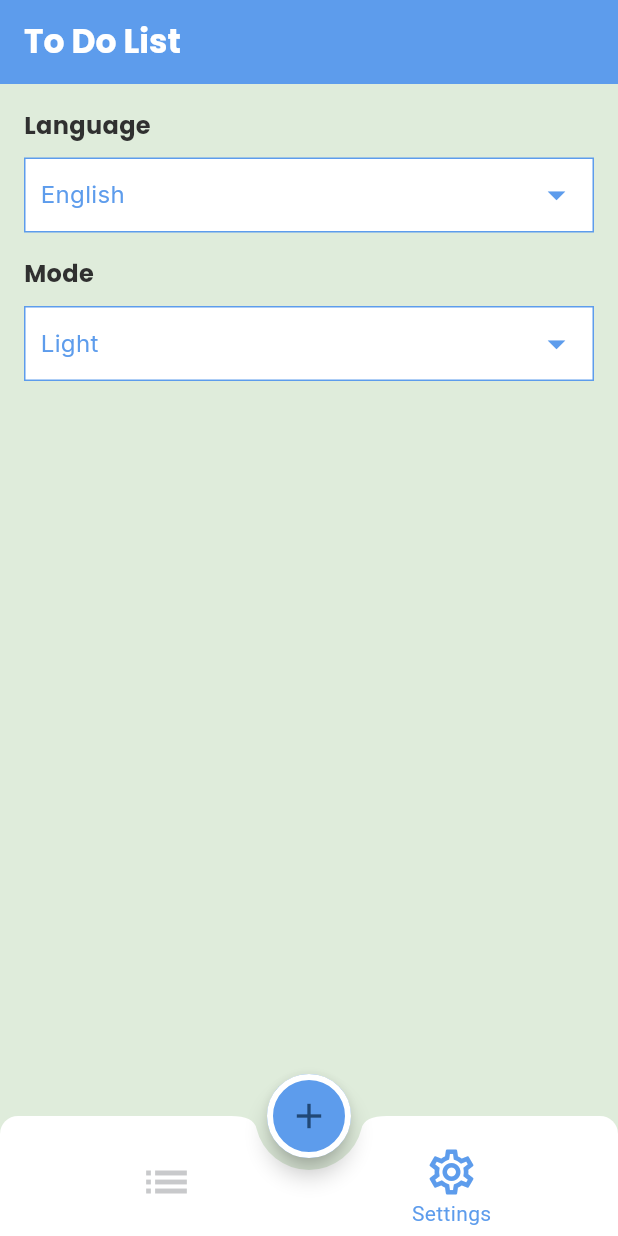
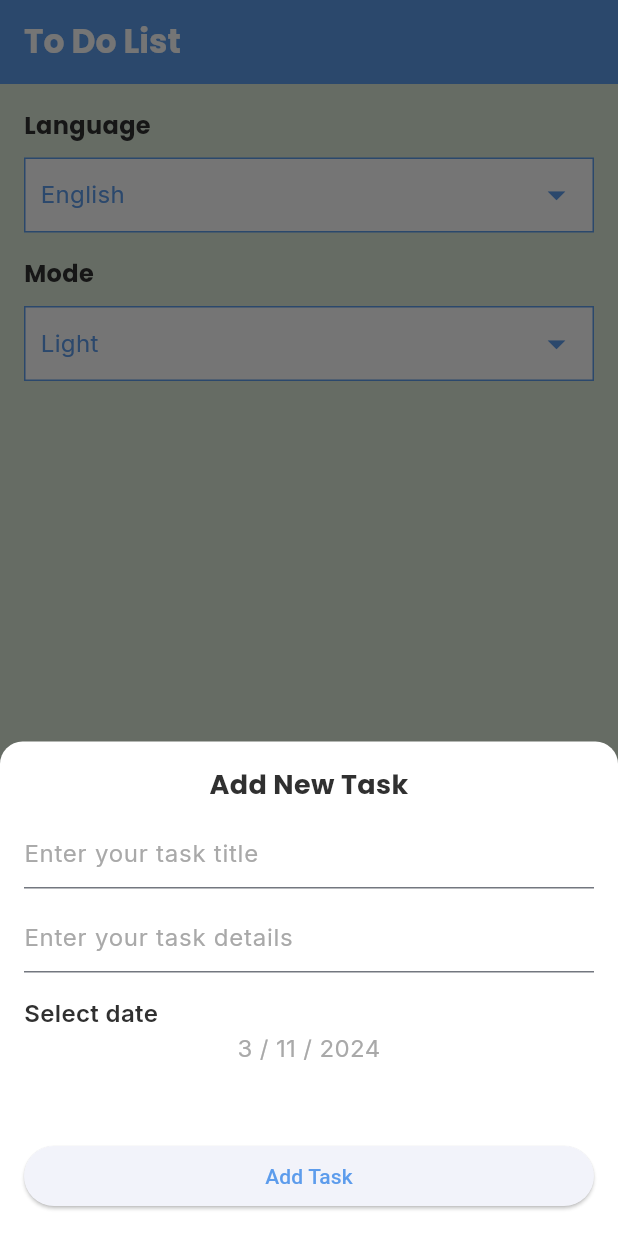
Before and after one commit to AlaaKhairy0/todo_app, a Flutter app: the screen it shows after launch, item 2 of the bottom bar chosen, after a tap on the "add" icon, on a phone screen of 412 x 824 dp. Run offline on Flutter 3.47's test engine with Material 3 defaults, Android fonts, the phone set to English and light mode, and no system bars; our stand-ins replace flutter_slidable, google_fonts.

Commit message:
+ bottom sheet of adding tasks + task widget

```diff
--- a/lib/config/theme/app_theme.dart
+++ b/lib/config/theme/app_theme.dart
@@ -36,6 +36,14 @@ class AppTheme {
               width: 4,
             ),
           )),
-  );
+      bottomSheetTheme: const BottomSheetThemeData(
+        backgroundColor: ColorsManager.white,
+        shape: RoundedRectangleBorder(
+          borderRadius: BorderRadius.only(
+            topRight: Radius.circular(15),
+            topLeft: Radius.circular(15),
+          ),
+        ),
+      ));
   static ThemeData dark = ThemeData();
 }
--- a/lib/core/utils/app_styles.dart
+++ b/lib/core/utils/app_styles.dart
@@ -18,4 +18,29 @@ class LightAppStyle {
     fontSize: 16,
     fontWeight: FontWeight.w400,
   );
+  static TextStyle bottomSheetTitle = GoogleFonts.poppins(
+    color: ColorsManager.black,
+    fontWeight: FontWeight.w700,
+    fontSize: 18,
+  );
+  static TextStyle textFieldHint = GoogleFonts.inter(
+    color: ColorsManager.hint,
+    fontSize: 16,
+    fontWeight: FontWeight.w400,
+  );
+  static TextStyle date = GoogleFonts.inter(
+    color: ColorsManager.black,
+    fontSize: 16,
+    fontWeight: FontWeight.w600,
+  );
+  static TextStyle taskItemTitle = GoogleFonts.poppins(
+    color: ColorsManager.blue,
+    fontSize: 18,
+    fontWeight: FontWeight.w700,
+  );
+  static TextStyle taskItemDescription = GoogleFonts.poppins(
+    color: ColorsManager.black,
+    fontSize: 16,
+    fontWeight: FontWeight.w600,
+  );
 }
--- a/lib/core/utils/colors_manager.dart
+++ b/lib/core/utils/colors_manager.dart
@@ -6,4 +6,6 @@ static const Color blue = Color(0xFF5D9CEC);
   static const Color white = Color(0xFFFFFFFF);
   static const Color grey = Color(0xFFC8C9CB);
   static const Color black = Color(0xFF303030);
+  static const Color hint = Color(0xFFA9A9A9);
+  static const Color red = Color(0xFFEC4B4B);
 }
--- /dev/null
+++ b/lib/core/utils/date_ex/date_ex.dart
@@ -0,0 +1,3 @@
+extension DateEx on DateTime {
+  String get toFormattedDate => '$day / $month / $year';
+}
--- /dev/null
+++ b/lib/core/utils/date_ex/date_format.dart
@@ -0,0 +1,6 @@
+import 'package:intl/intl.dart';
+
+String formattedDate(DateTime date) {
+  DateFormat formatter = DateFormat('dd / MM / yyyy');
+  return formatter.format(date);
+}
--- /dev/null
+++ b/lib/presentation/screens/home/add_task_bottom_sheet/add_task_bottom_sheet.dart
@@ -0,0 +1,87 @@
+import 'package:flutter/material.dart';
+import 'package:todo_app/core/utils/app_styles.dart';
+import 'package:todo_app/core/utils/date_ex/date_ex.dart';
+
+class AddTaskBottomSheet extends StatefulWidget {
+  const AddTaskBottomSheet({super.key});
+
+  @override
+  State<AddTaskBottomSheet> createState() => _AddTaskBottomSheetState();
+
+  static void show(context) {
+    showModalBottomSheet(
+      context: context,
+      builder: (context) => const AddTaskBottomSheet(),
+    );
+  }
+}
+
+class _AddTaskBottomSheetState extends State<AddTaskBottomSheet> {
+  DateTime selectedDate = DateTime.now();
+
+  @override
+  Widget build(BuildContext context) {
+    return Container(
+      padding: const EdgeInsets.all(16),
+      height: MediaQuery.of(context).size.height * .4,
+      child: Column(crossAxisAlignment: CrossAxisAlignment.stretch, children: [
+        Text(
+          'Add New Task',
+          textAlign: TextAlign.center,
+          style: LightAppStyle.bottomSheetTitle,
+        ),
+        const SizedBox(
+          height: 8,
+        ),
+        TextFormField(
+          decoration: InputDecoration(
+            hintText: 'Enter your task title',
+            hintStyle: LightAppStyle.textFieldHint,
+          ),
+        ),
+        const SizedBox(
+          height: 8,
+        ),
+        TextFormField(
+          decoration: InputDecoration(
+            hintText: 'Enter your task details',
+            hintStyle: LightAppStyle.textFieldHint,
+          ),
+        ),
+        const SizedBox(
+          height: 16,
+        ),
+        Text(
+          'Select date',
+          style: LightAppStyle.date,
+        ),
+        InkWell(
+          onTap: () {
+            showTaskDate(context);
+          },
+          child: Text(
+            // formattedDate(selectedDate),
+            selectedDate.toFormattedDate,
+            style: LightAppStyle.textFieldHint,
+            textAlign: TextAlign.center,
+          ),
+        ),
+        const Spacer(),
+        ElevatedButton(
+          onPressed: () {},
+          child: const Text('Add Task'),
+        ),
+      ]),
+    );
+  }
+
+  Future<void> showTaskDate(context) async {
+    selectedDate = await showDatePicker(
+            context: context,
+            initialDate: selectedDate,
+            firstDate: DateTime.now(),
+            lastDate: DateTime.now().add(const Duration(days: 365))) ??
+        selectedDate;
+    setState(() {});
+  }
+}
--- a/lib/presentation/screens/home/home_screen.dart
+++ b/lib/presentation/screens/home/home_screen.dart
@@ -1,4 +1,5 @@
 import 'package:flutter/material.dart';
+import 'package:todo_app/presentation/screens/home/add_task_bottom_sheet/add_task_bottom_sheet.dart';
 import 'package:todo_app/presentation/screens/home/tabs/settings_tab/settings_tab.dart';
 import 'package:todo_app/presentation/screens/home/tabs/tasks_tab/tasks_tab.dart';
 
@@ -60,7 +61,9 @@ class _HomeScreenState extends State<HomeScreen> {
       );
 
   Widget buildFAB() => FloatingActionButton(
-        onPressed: () {},
+        onPressed: () {
+          AddTaskBottomSheet.show(context);
+        },
         child: const Icon(Icons.add),
       );
 }
--- /dev/null
+++ b/lib/presentation/screens/home/tabs/tasks_tab/task_item/task_item.dart
@@ -0,0 +1,102 @@
+import 'package:flutter/material.dart';
+import 'package:flutter_slidable/flutter_slidable.dart';
+import 'package:todo_app/core/utils/app_styles.dart';
+import 'package:todo_app/core/utils/colors_manager.dart';
+
+class TaskItem extends StatelessWidget {
+  const TaskItem({super.key});
+
+  @override
+  Widget build(BuildContext context) {
+    return Container(
+      decoration: const BoxDecoration(
+        borderRadius: BorderRadius.all(
+          Radius.circular(15),
+        ),
+        color: ColorsManager.white,
+      ),
+      child: Slidable(
+        startActionPane: ActionPane(
+            extentRatio: .4,
+            motion: const DrawerMotion(),
+            children: [
+              SlidableAction(
+                borderRadius: const BorderRadius.only(
+                  topLeft: Radius.circular(15),
+                  bottomLeft: Radius.circular(15),
+                ),
+                icon: Icons.delete,
+                label: 'Delete',
+                backgroundColor: ColorsManager.red,
+                onPressed: (context) {},
+              ),
+              SlidableAction(
+                icon: Icons.edit,
+                label: 'Edit',
+                backgroundColor: ColorsManager.blue,
+                onPressed: (context) {},
+              )
+            ]),
+        child: Container(
+          padding: const EdgeInsets.all(14),
+          decoration: const BoxDecoration(
+            color: ColorsManager.white,
+            borderRadius: BorderRadius.all(
+              Radius.circular(15),
+            ),
+          ),
+          child: Row(
+            children: [
+              Container(
+                height: 62,
+                width: 4,
+                decoration: const BoxDecoration(
+                  color: ColorsManager.blue,
+                  borderRadius: BorderRadius.all(
+                    Radius.circular(10),
+                  ),
+                ),
+              ),
+              const SizedBox(
+                width: 16,
+              ),
+              Column(
+                crossAxisAlignment: CrossAxisAlignment.start,
+                mainAxisSize: MainAxisSize.min,
+                children: [
+                  Text(
+                    'Task title',
+                    style: LightAppStyle.taskItemTitle,
+                  ),
+                  const SizedBox(
+                    height: 2,
+                  ),
+                  Text(
+                    'Task description',
+                    style: LightAppStyle.taskItemDescription,
+                  ),
+                ],
+              ),
+              const Spacer(),
+              Container(
+                padding: const EdgeInsets.symmetric(
+                  horizontal: 20,
+                  vertical: 8,
+                ),
+                decoration: const BoxDecoration(
+                    borderRadius: BorderRadius.all(
+                      Radius.circular(10),
+                    ),
+                    color: ColorsManager.blue),
+                child: const Icon(
+                  Icons.check,
+                  color: ColorsManager.white,
+                ),
+              )
+            ],
+          ),
+        ),
+      ),
+    );
+  }
+}
--- a/lib/presentation/screens/home/tabs/tasks_tab/tasks_tab.dart
+++ b/lib/presentation/screens/home/tabs/tasks_tab/tasks_tab.dart
@@ -1,12 +1,14 @@
 import 'package:flutter/material.dart';
+import 'package:todo_app/presentation/screens/home/tabs/tasks_tab/task_item/task_item.dart';
 
 class TasksTab extends StatelessWidget {
   const TasksTab({super.key});
 
   @override
   Widget build(BuildContext context) {
-    return const Placeholder(
-      color: Colors.red,
+    return Container(
+      padding: const EdgeInsets.all(16),
+      child: TaskItem(),
     );
   }
 }
--- a/pubspec.yaml
+++ b/pubspec.yaml
@@ -36,6 +36,8 @@ dependencies:
   # Use with the CupertinoIcons class for iOS style icons.
   cupertino_icons: ^1.0.2
   google_fonts: 6.1.0
+  intl: ^0.19.0
+  flutter_slidable: ^3.1.1
 
 dev_dependencies:
   flutter_test:
```
Also changed, not shown: pubspec.lock. Lines whose indentation alone changed are shown as unchanged.
